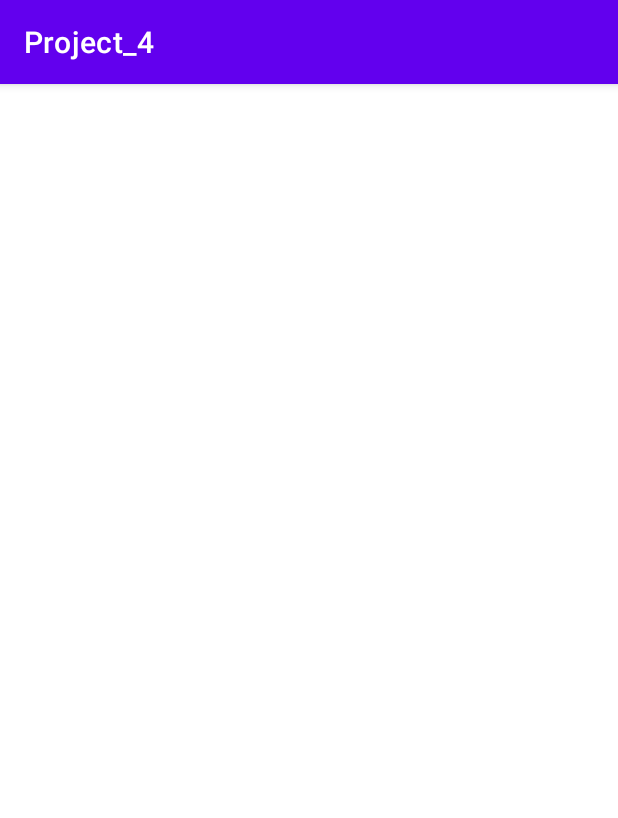
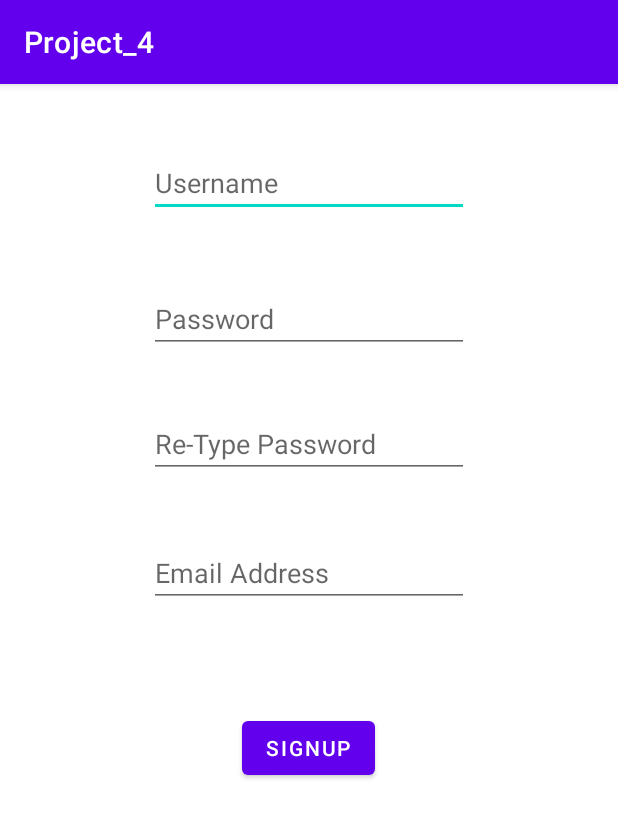
Before and after one commit to crazay416/CECS_453_Project_4, an Android app: the SignUp_Activity screen opened directly, with no data from a screen before it, on a phone screen of 412 x 824 dp. Shown: the top 818 px of the screen. Run offline under Robolectric (Android 15) with nearby library versions, the phone set to English and light mode, and no system bars.

Commit message:
Filled out Sign-up xml file

```diff
--- a/app/src/main/res/layout/activity_sign_up.xml
+++ b/app/src/main/res/layout/activity_sign_up.xml
@@ -6,4 +6,68 @@
     android:layout_height="match_parent"
     tools:context=".SignUp_Activity">
 
+    <EditText
+        android:id="@+id/signup_username"
+        android:layout_width="wrap_content"
+        android:layout_height="wrap_content"
+        android:ems="10"
+        android:inputType="textPersonName"
+        app:layout_constraintBottom_toBottomOf="parent"
+        app:layout_constraintEnd_toEndOf="parent"
+        app:layout_constraintStart_toStartOf="parent"
+        app:layout_constraintTop_toTopOf="parent"
+        app:layout_constraintVertical_bias="0.06"
+        android:hint="Username"/>
+
+    <EditText
+        android:id="@+id/signup_password"
+        android:layout_width="wrap_content"
+        android:layout_height="wrap_content"
+        android:ems="10"
+        android:inputType="textPassword"
+        app:layout_constraintBottom_toBottomOf="parent"
+        app:layout_constraintEnd_toEndOf="parent"
+        app:layout_constraintStart_toStartOf="parent"
+        app:layout_constraintTop_toBottomOf="@+id/signup_username"
+        app:layout_constraintVertical_bias="0.071"
+        android:hint="Password"/>
+
+    <EditText
+        android:id="@+id/signup_password2"
+        android:layout_width="wrap_content"
+        android:layout_height="wrap_content"
+        android:ems="10"
+        android:inputType="textPassword"
+        app:layout_constraintBottom_toBottomOf="parent"
+        app:layout_constraintEnd_toEndOf="parent"
+        app:layout_constraintStart_toStartOf="parent"
+        app:layout_constraintTop_toBottomOf="@+id/signup_password"
+        app:layout_constraintVertical_bias="0.07"
+        android:hint="Re-Type Password"/>
+
+    <EditText
+        android:id="@+id/signup_email"
+        android:layout_width="wrap_content"
+        android:layout_height="wrap_content"
+        android:ems="10"
+        android:inputType="textEmailAddress"
+        app:layout_constraintBottom_toBottomOf="parent"
+        app:layout_constraintEnd_toEndOf="parent"
+        app:layout_constraintStart_toStartOf="parent"
+        app:layout_constraintTop_toBottomOf="@+id/signup_password2"
+        app:layout_constraintVertical_bias="0.089"
+        android:hint="Email Address"/>
+
+    <Button
+        android:id="@+id/signup_complete"
+        android:layout_width="wrap_content"
+        android:layout_height="wrap_content"
+        android:text="SignUp"
+        app:layout_constraintBottom_toBottomOf="parent"
+        app:layout_constraintEnd_toEndOf="parent"
+        app:layout_constraintHorizontal_bias="0.498"
+        app:layout_constraintStart_toStartOf="parent"
+        app:layout_constraintTop_toBottomOf="@+id/signup_email"
+        app:layout_constraintVertical_bias="0.189" />
+
 </androidx.constraintlayout.widget.ConstraintLayout>
```
